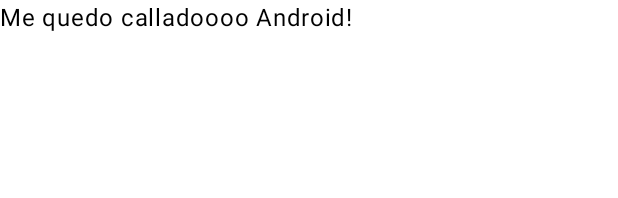
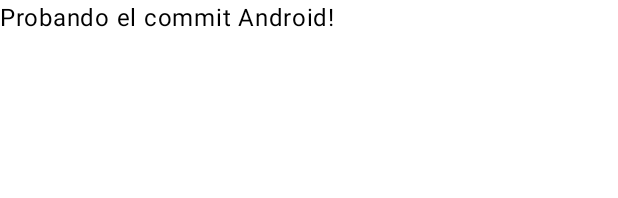
Before and after one commit to Abraham1439/QualifyGymApp_Grupo13, an Android app built with Jetpack Compose: the @Preview function GreetingPreview, on a phone screen of 412 x 824 dp. Shown: the top 198 px of the screen. Run offline under Robolectric (Android 15) with nearby library versions, the phone set to English and light mode, and no system bars.

Commit message:
Probando git

```diff
--- a/QualifyGym_Grupo13/app/src/main/java/com/example/qualifygym_grupo13/MainActivity.kt
+++ b/QualifyGym_Grupo13/app/src/main/java/com/example/qualifygym_grupo13/MainActivity.kt
@@ -33,7 +33,7 @@ class MainActivity : ComponentActivity() {
 @Composable
 fun Greeting(name: String, modifier: Modifier = Modifier) {
     Text(
-        text = "Me quedo calladoooo $name!",
+        text = "Probando el commit $name!",
         modifier = modifier
     )
 }
```
